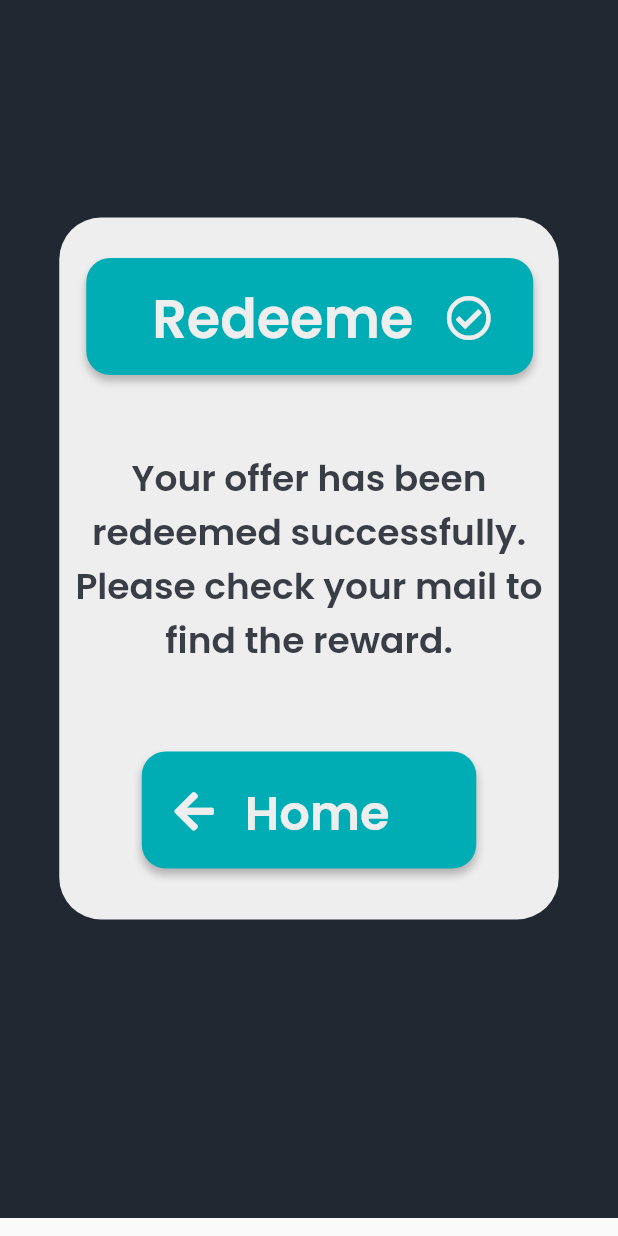
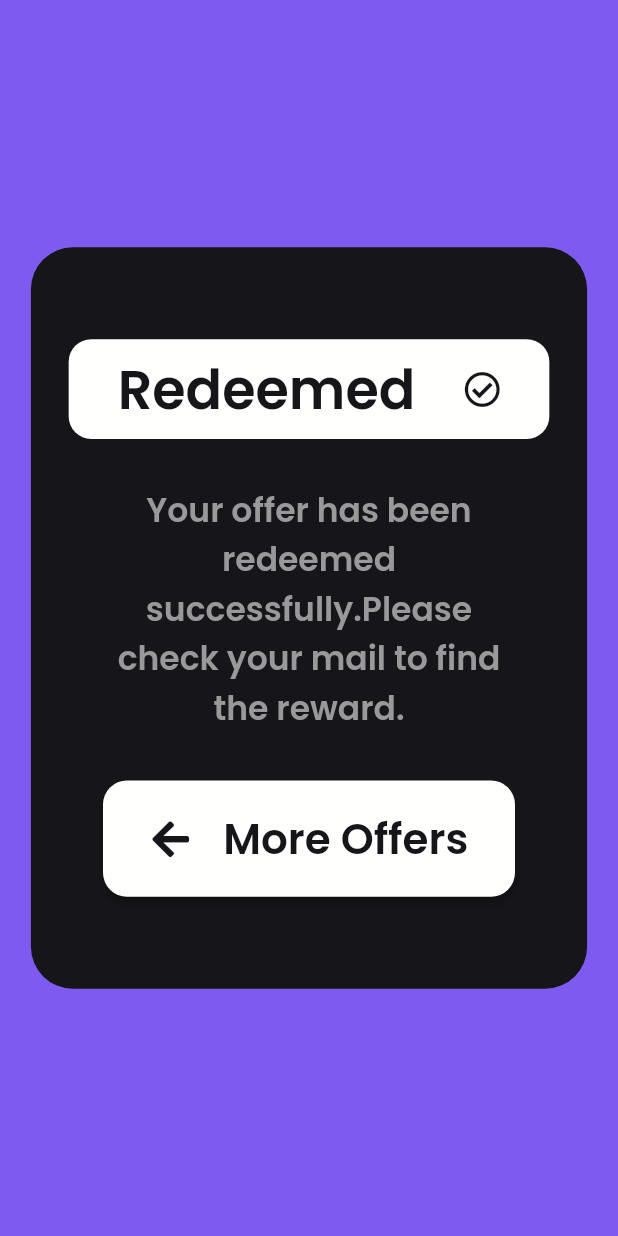
Before and after one commit to elecTRON-Fellowship/Sian-MLH, a Flutter app: the RedeemedScreen screen opened by its route, on a phone screen of 412 x 824 dp. Run offline on Flutter 3.47's test engine with Material 2 defaults, Android fonts, the phone set to English and light mode, and no system bars; our stand-ins replace camera, cloud_firestore, firebase_auth, firebase_core, flutter_svg, font_awesome_flutter and 6 more; missing offline and left inert: firebase_auth_web, firebase_core_web, firebase_storage_web, google_sign_in_web; accounts and stored records are empty.

Commit message:
Refactor redeemed screen

```diff
--- a/lib/main.dart
+++ b/lib/main.dart
@@ -33,7 +33,7 @@ class TravelScape extends StatelessWidget {
   Widget build(BuildContext context) {
     return MaterialApp(
       debugShowCheckedModeBanner: false,
-      initialRoute: '/map',
+      initialRoute: '/redeemederror',
       routes: {
         "/": (context) => CreateAccountScreen(),
         "/splash": (context) => SplashScreen(),
--- a/lib/screens/redeemed_screen.dart
+++ b/lib/screens/redeemed_screen.dart
@@ -1,7 +1,6 @@
 import 'package:flutter/material.dart';
 import 'package:google_fonts/google_fonts.dart';
 import 'package:font_awesome_flutter/font_awesome_flutter.dart';
-import 'package:travelscape/screens/redeem_option_screen.dart';
 
 // ignore: camel_case_types
 class RedeemedScreen extends StatefulWidget {
@@ -15,87 +14,96 @@ class RedeemedScreen extends StatefulWidget {
 class _RedeemedScreenState extends State<RedeemedScreen> {
   @override
   Widget build(BuildContext context) {
-    double height = MediaQuery.of(context).size.height;
-    double width = MediaQuery.of(context).size.width;
-    print(height);
-    print(width);
+    double _height = MediaQuery.of(context).size.height;
+    double _width = MediaQuery.of(context).size.width;
     return SafeArea(
       child: Scaffold(
-            body: ListView(children: [
-      Column(
-          mainAxisSize: MainAxisSize.min,
-          mainAxisAlignment: MainAxisAlignment.end,
+        backgroundColor: Color(0xff7f5af0),
+        body: Center(
+          child: Container(
+            width: _width * 0.9,
+            height: _height * 0.6,
+            decoration: BoxDecoration(
+              borderRadius: BorderRadius.circular(28),
+              color: Color(0xff16161a),
+            ),
+            child: Padding(
+              padding: const EdgeInsets.symmetric(
+                vertical: 30.0,
+                horizontal: 20,
+              ),
+              child: Column(
+                crossAxisAlignment: CrossAxisAlignment.center,
+                mainAxisAlignment: MainAxisAlignment.spaceEvenly,
+                children: [
+                  Container(
+                    decoration: BoxDecoration(
+                      borderRadius: BorderRadius.circular(15),
+                      color: Color(0xfffffffe),
+                    ),
+                    width: _width * 280 / 360,
+                    height: _height * 60 / 744,
+                    child: Row(
+                      mainAxisAlignment: MainAxisAlignment.spaceEvenly,
                       crossAxisAlignment: CrossAxisAlignment.center,
                       children: [
-            Container(
-              width: width,
-              height: 812,
-              color: Color(0xff222831),
-              padding: const EdgeInsets.only(
-                top: 145,
-                bottom: 199,
-              ),
-              child: Row(
-                mainAxisSize: MainAxisSize.min,
-                mainAxisAlignment: MainAxisAlignment.center,
-                crossAxisAlignment: CrossAxisAlignment.start,
-                children: [
-                  Container(
-                    width: 333,
-                    height: 468,
-                    decoration: BoxDecoration(
-                      borderRadius: BorderRadius.circular(28),
-                      color: Color(0xffeeeeee),
-                    ),
-                    child: Stack(
-                      children: [
-                        Positioned(
-                          left: 18,
-                          top: 27,
-                          child: Container(
-                            alignment: Alignment.centerLeft,
-                            width: 298,
-                            height: 78,
-                            child: Padding(
-                              padding: const EdgeInsets.fromLTRB(
-                                  240.0, 2.0, 0.0, 0.0),
-                              child: Icon(
-                                FontAwesomeIcons.checkCircle,
-                                size: 30,
-                                color: Color(0xffeeeeee),
+                        Text(
+                          "Redeemed",
+                          textAlign: TextAlign.center,
+                          style: GoogleFonts.poppins(
+                            color: Color(0xff16161a),
+                            fontSize: 36,
+                            fontWeight: FontWeight.w600,
                           ),
                         ),
-                            decoration: BoxDecoration(
-                              borderRadius: BorderRadius.circular(16),
-                              boxShadow: [
-                                BoxShadow(
-                                  color: Color(0x3f000000),
-                                  blurRadius: 4,
-                                  offset: Offset(0, 4),
+                        Icon(
+                          FontAwesomeIcons.checkCircle,
+                          color: Color(0xff16161a),
                         ),
                       ],
-                              color: Color(0xff00adb5),
+                    ),
+                  ),
+                  Container(
+                    width: _width * 240 / 360,
+                    child: Text(
+                      "Your offer has been redeemed successfully.Please check your mail to find the reward.",
+                      textAlign: TextAlign.center,
+                      style: GoogleFonts.poppins(
+                        color: Color(0xff999999),
+                        fontSize: 22,
+                        fontWeight: FontWeight.w600,
                       ),
                     ),
                   ),
-                        Positioned(
-                          left: 55,
-                          top: 356,
-                          child: Container(
+                  Container(
                     alignment: Alignment.centerLeft,
-                            width: 223,
-                            height: 78,
+                    width: _width * 240 / 360,
+                    height: _height * 70 / 744,
                     child: Padding(
-                              padding: const EdgeInsets.fromLTRB(
-                                  20.0, 2.0, 0.0, 0.0),
-                              child: InkWell(
+                      padding: const EdgeInsets.all(10),
+                      child: GestureDetector(
                         onTap: () {
                           Navigator.pushNamed(context, '/redeem');
                         },
-                                child: Icon(
+                        child: Row(
+                          mainAxisAlignment: MainAxisAlignment.spaceEvenly,
+                          crossAxisAlignment: CrossAxisAlignment.center,
+                          children: [
+                            Icon(
                               FontAwesomeIcons.arrowLeft,
-                                  size: 30,
-                                  color: Color(0xffeeeeee),
+                              size: 28,
+                              color: Color(0xff16161a),
+                            ),
+                            Text(
+                              "More Offers",
+                              textAlign: TextAlign.center,
+                              style: GoogleFonts.poppins(
+                                color: Color(0xff16161a),
+                                fontSize: 28,
+                                fontWeight: FontWeight.w600,
+                              ),
+                            )
+                          ],
                         ),
                       ),
                     ),
@@ -108,82 +116,15 @@ class _RedeemedScreenState extends State<RedeemedScreen> {
                           offset: Offset(0, 4),
                         ),
                       ],
-                              color: Color(0xff00adb5),
+                      color: Color(0xfffffffe),
                     ),
                   ),
-                        ),
-                        Positioned(
-                          left: 50,
-                          top: 40,
-                          child: SizedBox(
-                            width: 202,
-                            height: 53,
-                            child: Padding(
-                              padding:
-                                  const EdgeInsets.fromLTRB(0.0, 0.0, 4.0, 0.0),
-                              child: Text(
-                                "Redeemed",
-                                textAlign: TextAlign.center,
-                                style: GoogleFonts.poppins(
-                                  color: Color(0xffeeeeee),
-                                  fontSize: 36,
-                                  fontWeight: FontWeight.w600,
+                ],
               ),
             ),
           ),
         ),
       ),
-                        Positioned(
-                          left: 102,
-                          top: 368,
-                          child: SizedBox(
-                            width: 130,
-                            height: 53,
-                            child: InkWell(
-                              onTap: () {
-                                Navigator.pushNamed(context, '/redeem');
-                              },
-                              child: Padding(
-                                padding: const EdgeInsets.fromLTRB(
-                                    10.0, 5.0, 0.0, 0.0),
-                                child: Text(
-                                  "Home",
-                                  textAlign: TextAlign.center,
-                                  style: GoogleFonts.poppins(
-                                    color: Color(0xffeeeeee),
-                                    fontSize: 32,
-                                    fontWeight: FontWeight.w600,
-                                  ),
-                                ),
-                              ),
-                            ),
-                          ),
-                        ),
-                        Positioned.fill(
-                          child: Align(
-                            alignment: Alignment.center,
-                            child: SizedBox(
-                              width: 319,
-                              height: 156,
-                              child: Text(
-                                "Your offer has been redeemed successfully. Please check your mail to find the reward.",
-                                textAlign: TextAlign.center,
-                                style: GoogleFonts.poppins(
-                                  color: Color(0xff393e46),
-                                  fontSize: 24,
-                                  fontWeight: FontWeight.w600,
-                                ),
-                              ),
-                            ),
-                          ),
-                        ),
-                      ],
-                    ),
-                  ),
-                ],
-              ),
-            )
-          ]),
-    ])));
+    );
   }
 }
```
Also changed, not shown: lib/screens/redeemerrorscreen.dart (+76 -135 lines). Lines whose indentation alone changed are shown as unchanged.
